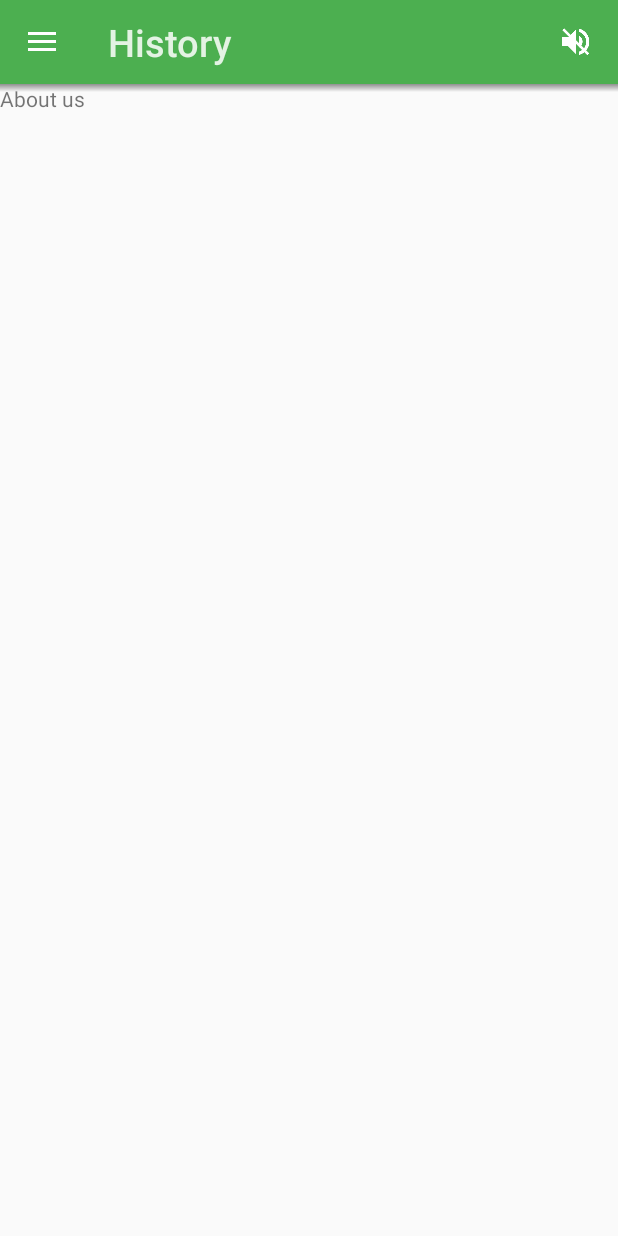
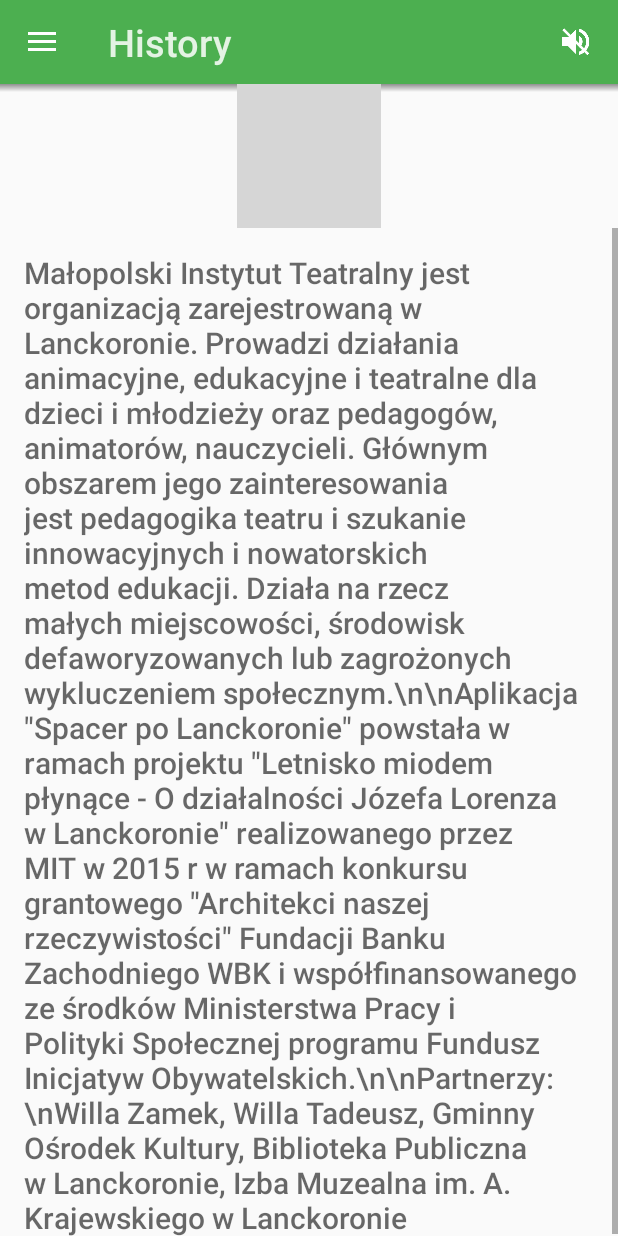
Before and after one commit to AndrzejRyl/SpacerPoLanckoronie, an Android app: the fragment AboutUsFragment placed in its activity, on a phone screen of 412 x 824 dp. Run offline under Robolectric (Android 15) with nearby library versions, the light colour scheme and no system bars; 4 statements that could not run were skipped; grey boxes are pictures that could not be loaded.

Commit message:
Add about us fragment and new ic_launcher
I added a fragment describing MIT and added their logo as app's icon

```diff
--- a/Application/SpacerPoLanckoronie/app/src/main/res/layout/fragment_about_us.xml
+++ b/Application/SpacerPoLanckoronie/app/src/main/res/layout/fragment_about_us.xml
@@ -1,10 +1,29 @@
 <?xml version="1.0" encoding="utf-8"?>
 <LinearLayout xmlns:android="http://schemas.android.com/apk/res/android"
-    android:orientation="vertical" android:layout_width="match_parent"
-    android:layout_height="match_parent">
+    xmlns:app="http://schemas.android.com/apk/res-auto"
+    android:layout_width="match_parent"
+    android:layout_height="match_parent"
+    android:orientation="vertical">
 
-    <TextView
-        android:id="@+id/about_us_test"
+
+    <ImageView
         android:layout_width="wrap_content"
-        android:layout_height="wrap_content" />
+        android:layout_height="wrap_content"
+        android:margin="@dimen/activity_vertical_margin"
+        android:layout_gravity="center_horizontal"
+        android:background="@drawable/mit_logo"/>
+
+    <ScrollView
+        android:layout_width="fill_parent"
+        android:layout_height="fill_parent">
+
+        <com.fleenmobile.spacerpolanckoronie.fonts.RobotoTextView
+            android:layout_width="wrap_content"
+            android:layout_height="wrap_content"
+            android:layout_margin="@dimen/activity_horizontal_margin"
+            android:text="@string/about_us"
+            android:textColor="#96000000"
+            android:textSize="@dimen/content"
+            app:typeface="roboto_medium" />
+    </ScrollView>
 </LinearLayout>
--- a/Application/SpacerPoLanckoronie/app/src/main/res/values/strings.xml
+++ b/Application/SpacerPoLanckoronie/app/src/main/res/values/strings.xml
@@ -42,4 +42,5 @@
     <string name="end_walk_dialog_title">This is the end ;(</string>
     <string name="end_walk_content">If you like homemade honey, we encourage you to visit our local beekeper. It\'s only 10 mins away ;)</string>
     <string name="end_walk_dialog_button">NAVIGATION</string>
+    <string name="about_us">Małopolski Instytut Teatralny jest organizacją zarejestrowaną w Lanckoronie. Prowadzi działania animacyjne, edukacyjne i teatralne dla dzieci i młodzieży oraz pedagogów, animatorów, nauczycieli. Głównym obszarem jego zainteresowania jest pedagogika teatru i szukanie innowacyjnych i nowatorskich metod edukacji. Działa na rzecz małych miejscowości, środowisk defaworyzowanych lub zagrożonych wykluczeniem społecznym.\\n\\nAplikacja \"Spacer po Lanckoronie\" powstała w ramach projektu \"Letnisko miodem płynące - O działalności Józefa Lorenza w Lanckoronie\" realizowanego przez MIT w 2015 r w ramach konkursu grantowego \"Architekci naszej rzeczywistości\" Fundacji Banku Zachodniego WBK i współfinansowanego ze środków Ministerstwa Pracy i Polityki Społecznej programu Fundusz Inicjatyw Obywatelskich.\\n\\nPartnerzy:\\nWilla Zamek, Willa Tadeusz, Gminny Ośrodek Kultury, Biblioteka Publiczna w Lanckoronie, Izba Muzealna im. A. Krajewskiego w Lanckoronie</string>
 </resources>
```
Also changed, not shown: Application/SpacerPoLanckoronie/app/src/main/res/mipmap-hdpi/ic_launcher.png, Application/SpacerPoLanckoronie/app/src/main/res/mipmap-mdpi/ic_launcher.png, Application/SpacerPoLanckoronie/app/src/main/res/mipmap-xhdpi/ic_launcher.png, Application/SpacerPoLanckoronie/app/src/main/res/mipmap-xxhdpi/ic_launcher.png, 1 other file.
